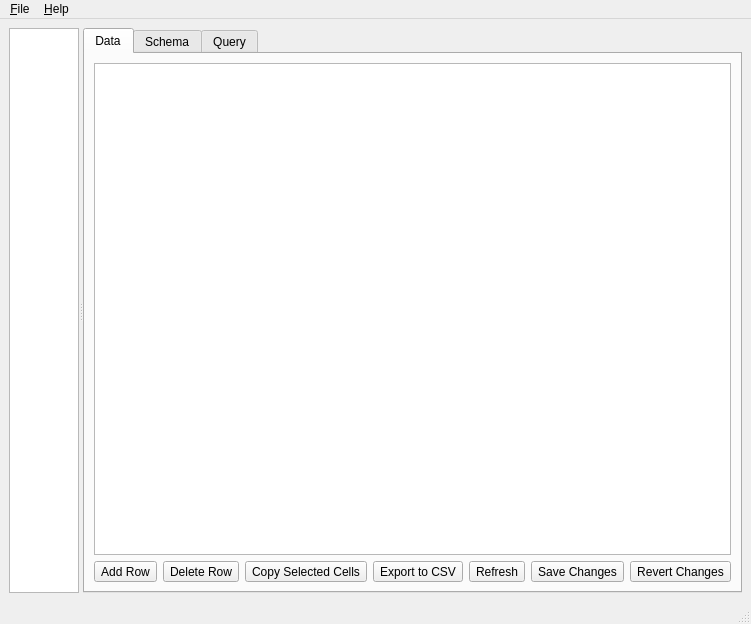
khomchenkovaa/QtSqlView, file MainWindow.ui: the form before one commit.
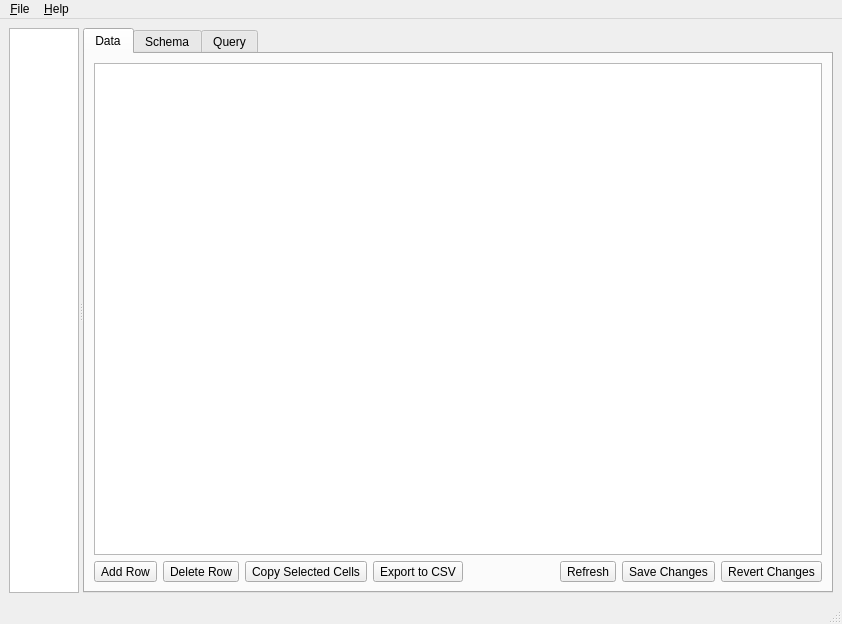
The form after the commit. The open tabs and pages were chosen to show the change. Icons and pictures are not drawn.

What changed in the file:
```diff
--- a/MainWindow.ui
+++ b/MainWindow.ui
@@ -6,7 +6,7 @@
    <rect>
     <x>0</x>
     <y>0</y>
-    <width>690</width>
+    <width>842</width>
     <height>624</height>
    </rect>
   </property>
@@ -491,8 +491,8 @@
     <rect>
      <x>0</x>
      <y>0</y>
-     <width>690</width>
-     <height>30</height>
+     <width>842</width>
+     <height>29</height>
     </rect>
    </property>
    <widget class="QMenu" name="menu_File">
```
Left out of the diff: 17 changed lines with no effect on the pictures.
